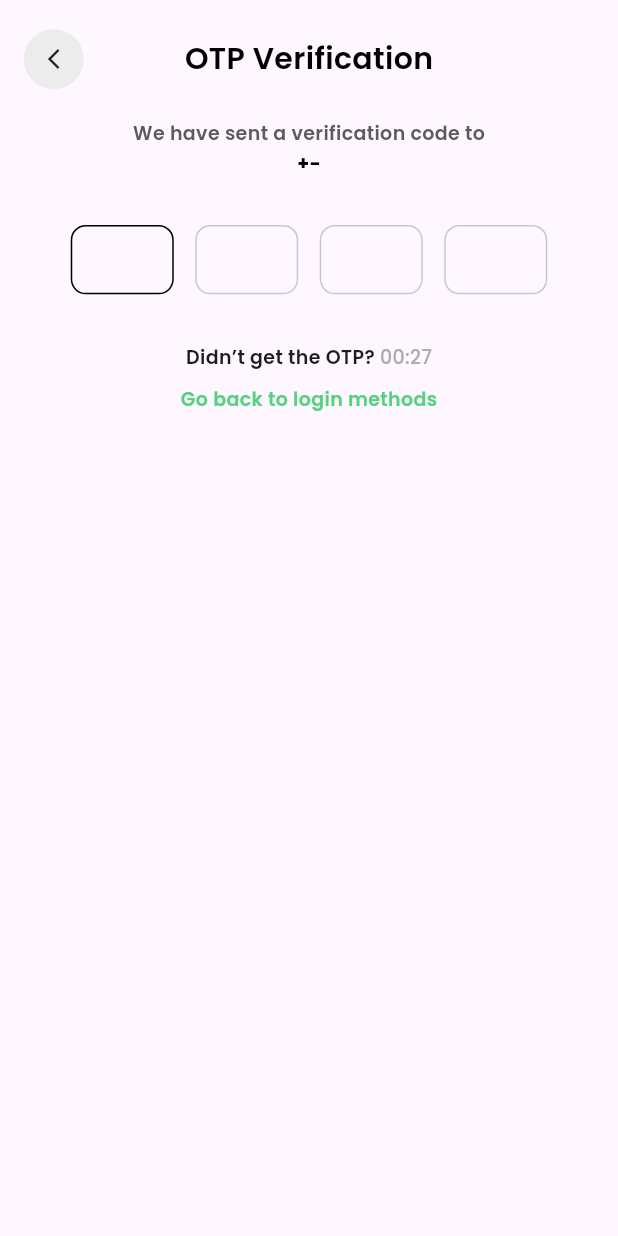
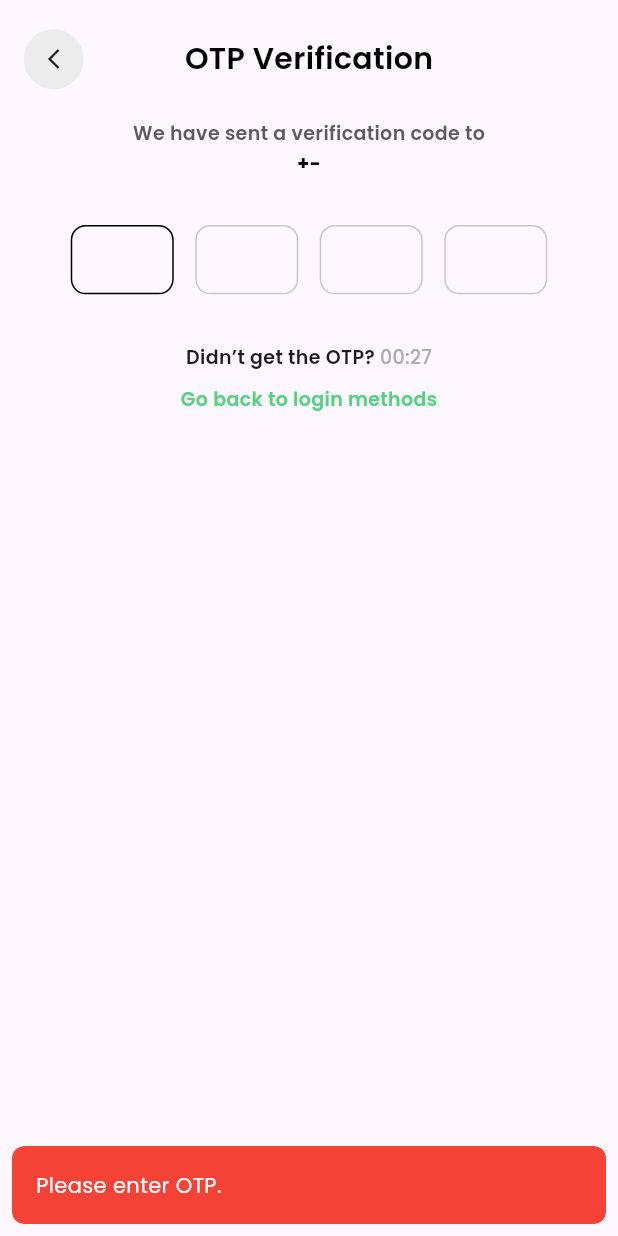
Before and after one commit to avadhworkzone/wiletone, a Flutter app: the OtpVerificationScreen screen opened directly with empty values, after a tap on "Go back to login methods", on a phone screen of 412 x 824 dp. Run offline on Flutter 3.47's test engine with Material 3 defaults, Android fonts, the phone set to English and light mode, and no system bars; drawn by our look-alikes of pinput; our stand-ins replace connectivity_plus, fl_chart, flutter_screenutil, flutter_svg, fluttertoast, get and 1 more; missing offline and left inert: flutter_inappwebview; accounts and stored records are empty.

Commit message:
login screen loader and toast msg

```diff
--- a/lib/common/common_widget/common_loading_indicator.dart
+++ b/lib/common/common_widget/common_loading_indicator.dart
@@ -11,7 +11,7 @@ Container postDataLoadingIndicator({Color? color}) {
   return Container(
       height: Get.height,
       width: Get.width,
-      color: color ?? ColorUtils.black,
+      // color: color ?? ColorUtils.greyE6,
       child: getDataLoadingIndicator());
 }
 
--- /dev/null
+++ b/lib/common/common_widget/common_snackbar.dart
@@ -0,0 +1,42 @@
+import 'package:flutter/cupertino.dart';
+import 'package:fluttertoast/fluttertoast.dart';
+import 'package:get/get.dart';
+
+import '../../utils/color_utils.dart';
+
+class SnackBarUtils {
+  static fieldFocusChange(
+      BuildContext context, FocusNode current, FocusNode nextFocus){
+    current.unfocus();
+    FocusScope.of(context).requestFocus(nextFocus);
+  }
+
+  static toastMessage(String message) {
+    Fluttertoast.showToast(
+        msg: message,
+        // backgroundColor: Appcolor.blackcolor,
+        gravity: ToastGravity.BOTTOM);
+  }
+
+  static toastmessagecenter(String message) {
+    Fluttertoast.showToast(
+        msg: message,
+        // backgroundColor: Appcolor.blackcolor,
+        gravity: ToastGravity.CENTER);
+  }
+
+  static snackBar({ required String message, Color? bgColor}){
+
+    // Get.snackbar(title, message,snackPosition: SnackPosition.BOTTOM);
+    Get.rawSnackbar(
+      message: message,
+      margin: const EdgeInsets.all(8.0),
+      borderRadius: 8.0,
+      forwardAnimationCurve: Curves.easeInOut,
+      reverseAnimationCurve: Curves.easeInOut,
+      duration: const Duration(seconds: 2),
+      backgroundColor: bgColor ?? ColorUtils.greenColor,
+    );
+  }
+
+}
--- a/lib/common/common_widget/wiletone_app_bar.dart
+++ b/lib/common/common_widget/wiletone_app_bar.dart
@@ -20,6 +20,8 @@ class WileToneAppBar extends StatelessWidget {
           onPressed: onPressed ??
               () {
                 Get.back();
+
+
               },
         ),
         WileToneTextWidget(
--- a/lib/model/apiModel/responseModel/verify_otp_res_model.dart
+++ b/lib/model/apiModel/responseModel/verify_otp_res_model.dart
@@ -3,27 +3,54 @@ class VerifyOtpResModel {
   String? message;
   Data? data;
 
-  VerifyOtpResModel({
-    this.code,
-    this.message,
-    this.data,
-  });
+  VerifyOtpResModel({this.code, this.message, this.data});
 
+  VerifyOtpResModel.fromJson(Map<String, dynamic> json) {
+    code = json['code'];
+    message = json['message'];
+    data = json['data'] != null ? new Data.fromJson(json['data']) : null;
+  }
+
+  Map<String, dynamic> toJson() {
+    final Map<String, dynamic> data = new Map<String, dynamic>();
+    data['code'] = this.code;
+    data['message'] = this.message;
+    if (this.data != null) {
+      data['data'] = this.data!.toJson();
+    }
+    return data;
+  }
 }
 
 class Data {
   bool? isMobileVerified;
   String? accessToken;
-  dynamic ownerName;
-  dynamic ownerMobile;
+  String? ownerName;
+  String? ownerMobile;
   bool? isSocial;
 
-  Data({
-    this.isMobileVerified,
-    this.accessToken,
-    this.ownerName,
-    this.ownerMobile,
-    this.isSocial,
-  });
+  Data(
+      {this.isMobileVerified,
+        this.accessToken,
+        this.ownerName,
+        this.ownerMobile,
+        this.isSocial});
 
+  Data.fromJson(Map<String, dynamic> json) {
+    isMobileVerified = json['is_mobile_verified'];
+    accessToken = json['accessToken'];
+    ownerName = json['owner_name'];
+    ownerMobile = json['owner_mobile'];
+    isSocial = json['is_social'];
+  }
+
+  Map<String, dynamic> toJson() {
+    final Map<String, dynamic> data = new Map<String, dynamic>();
+    data['is_mobile_verified'] = this.isMobileVerified;
+    data['accessToken'] = this.accessToken;
+    data['owner_name'] = this.ownerName;
+    data['owner_mobile'] = this.ownerMobile;
+    data['is_social'] = this.isSocial;
+    return data;
+  }
 }
--- a/lib/model/apiService/api_service.dart
+++ b/lib/model/apiService/api_service.dart
@@ -129,7 +129,7 @@ class ApiService extends BaseService {
       Map<String, dynamic>? body,
       bool fileUpload = false}) async {
     try {
-      log("URL ---> ${Uri.parse(baseURL + url!)}");
+      log("URL ---> ${Uri.parse(baseURL + url)}");
 
       ///------------------------------------ GET METHOD -------------------------------------///
       if (apiType == APIType.aGet) {
--- a/lib/model/repo/auth_repo.dart
+++ b/lib/model/repo/auth_repo.dart
@@ -1,6 +1,7 @@
 import 'dart:developer';
 
 import 'package:wilatone_restaurant/model/apiModel/responseModel/send_otp_res_model.dart';
+import 'package:wilatone_restaurant/model/apiModel/responseModel/verify_otp_res_model.dart';
 import 'package:wilatone_restaurant/model/apiService/api_service.dart';
 import 'package:wilatone_restaurant/model/apiService/base_service.dart';
 import 'package:wilatone_restaurant/utils/enum_utils.dart';
@@ -22,19 +23,20 @@ class AuthRepo extends BaseService {
   }
 
   /// =============================  Verify OTP  ============================== ///
-  Future<SendOtpResModel> verifyOtpRepo(String otp,String pNumber) async {
+  Future<VerifyOtpResModel> verifyOtpRepo(String otp,String pNumber) async {
     Map<String, dynamic> body = {
       "otp": otp,
       "mobile" : pNumber,
     };
     var response = await ApiService().getResponse(
+
         apiType: APIType.aPost,
         withToken: false,
         body: body,
         url: verifyOtp);
 
     log("=============RES:=========$response");
-    SendOtpResModel result = SendOtpResModel.fromJson(response);
+    VerifyOtpResModel result = VerifyOtpResModel.fromJson(response);
 
     return result;
   }
--- a/lib/view/auth/otp_verify_screen.dart
+++ b/lib/view/auth/otp_verify_screen.dart
@@ -1,4 +1,5 @@
 import 'dart:async';
+import 'dart:developer';
 
 import 'package:flutter/gestures.dart';
 import 'package:flutter/material.dart';
@@ -9,12 +10,15 @@ import 'package:pinput/pinput.dart';
 import 'package:wilatone_restaurant/common/common_widget/wiletone_app_bar.dart';
 import 'package:wilatone_restaurant/common/common_widget/wiletone_text_widget.dart';
 import 'package:wilatone_restaurant/model/apiModel/responseModel/send_otp_res_model.dart';
+import 'package:wilatone_restaurant/model/apiModel/responseModel/verify_otp_res_model.dart';
 import 'package:wilatone_restaurant/utils/assets/assets_utils.dart';
 import 'package:wilatone_restaurant/utils/color_utils.dart';
 import 'package:wilatone_restaurant/utils/variables_utils.dart';
 import 'package:wilatone_restaurant/view/auth/create_profile_screen.dart';
 
 
+import '../../common/common_widget/common_loading_indicator.dart';
+import '../../common/common_widget/common_snackbar.dart';
 import '../../model/apis/api_response.dart';
 import '../../viewModel/auth_view_model.dart';
 
@@ -191,20 +195,26 @@ class _OtpVerificationScreenState extends State<OtpVerificationScreen> {
                             recognizer: TapGestureRecognizer()
                               ..onTap = () async {
                                 FocusManager.instance.primaryFocus?.unfocus();
-
+                                Get.dialog(
+                                  postDataLoadingIndicator(),
+                                  barrierDismissible: false,
+                                );
                                 await authViewModel.sendOtp(widget.phoneNumber,false);
                                 if (authViewModel.sendOtpApiResponse.status ==
                                     Status.COMPLETE) {
                                   SendOtpResModel res =
                                       authViewModel.sendOtpApiResponse.data;
-                                  print('RES CODE ==>${res.code}');
+                                  log('RES CODE ==>${res.code}');
                                   if (res.code == 200) {
+                                    Get.back();
                                     currentSeconds = 30;
                                     startTimeout();
-                                    print('======${res.message}');
+
+                                    log('======${res.message}');
+                                    SnackBarUtils.snackBar( message:  res.message ?? "OTP Resend Successfully...");
                                   } else {
-                                    Get.snackbar('Error',
-                                        'Failed to resend OTP. Please try again.');
+                                    Get.back();
+                                    SnackBarUtils.snackBar( message: res.message ?? "Failed to resend OTP. Please try again.",bgColor: ColorUtils.red);
                                   }
                                 }
 
@@ -215,10 +225,10 @@ class _OtpVerificationScreenState extends State<OtpVerificationScreen> {
                                 color: ColorUtils.greyAC,
                                 fontFamily: AssetsUtils.poppins),
                           )
-                        : TextSpan(),
+                        : const TextSpan(),
                     currentSeconds != 0
                         ? TextSpan(
-                            text: formatHHMMSS(currentSeconds) ?? '',
+                            text: formatHHMMSS(currentSeconds),
                             style: TextStyle(
                                 fontSize: 12.sp,
                                 fontWeight: FontWeight.w500,
@@ -234,17 +244,22 @@ class _OtpVerificationScreenState extends State<OtpVerificationScreen> {
               ),
               InkWell(
                 onTap: () async {
-                  await authViewModel.verifyOtp(
-                      widget.phoneNumber, otpEditController.text);
-                  if (authViewModel.verifyOtpApiResponse.status ==
-                      Status.COMPLETE) {
-                    SendOtpResModel res =
-                        authViewModel.verifyOtpApiResponse.data;
-                    if (res.code == 200) {
-                      Get.to(() => CreateProfileScreen());
-                      print('======${res.message}');
-                    } else {
-                      Get.snackbar("", 'Invalid Otp..');
+                  if (otpEditController.text.isEmpty) {
+
+                    SnackBarUtils.snackBar(message:  "Please enter OTP.",bgColor: ColorUtils.red);
+                  } else {
+
+                    await authViewModel.verifyOtp(widget.phoneNumber, otpEditController.text);
+                    if (authViewModel.verifyOtpApiResponse.status == Status.COMPLETE) {
+                      VerifyOtpResModel res =
+                          authViewModel.verifyOtpApiResponse.data;
+                      if (res.code == 200) {
+                        Get.to(() => const CreateProfileScreen());
+                        log('======${res.message}');
+                        SnackBarUtils.snackBar( message:  res.message ?? "mobile verified successfully.");
+                      } else {
+                        SnackBarUtils.snackBar( message:  res.message ?? "Invalid Otp...");
+                      }
                     }
                   }
                 },
--- a/pubspec.yaml
+++ b/pubspec.yaml
@@ -20,6 +20,9 @@ dependencies:
 
   #date format
   intl: ^0.19.0
+
+  #Toast
+  fluttertoast: ^8.2.4
 
   #image view
   flutter_svg: ^2.0.9
```
Also changed, not shown: lib/view/auth/login_screen.dart (+28 -24 lines), 3 other files.
